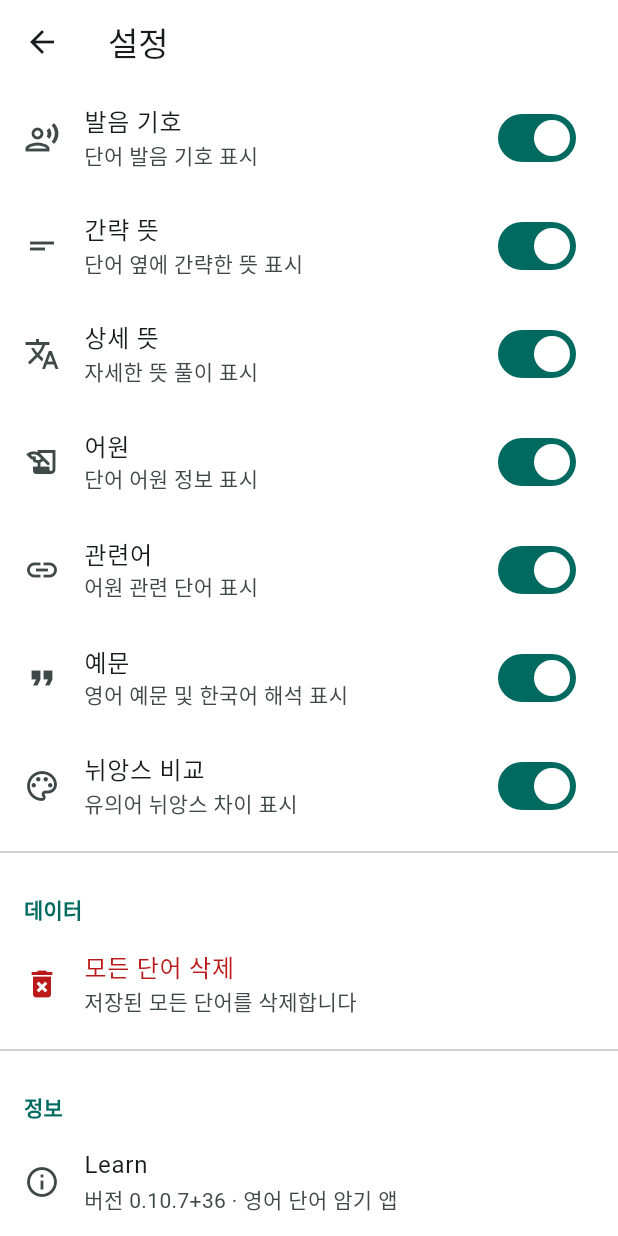
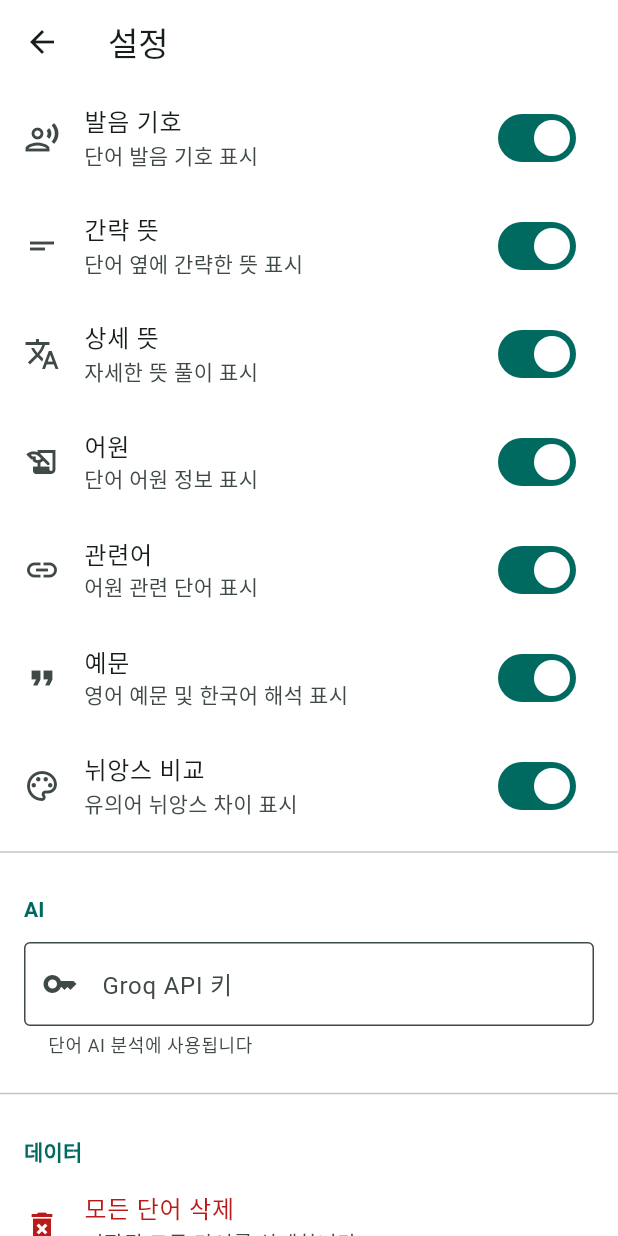
Before and after one commit to chanho7813/Learn, a Flutter app: the SettingsScreen screen opened directly with empty values, scrolled down 249 dp, on a phone screen of 412 x 824 dp. Run offline on Flutter 3.47's test engine with Material 3 defaults, Android fonts, the phone set to English and light mode, and no system bars; our stand-ins replace package_info_plus, shared_preferences; missing offline and left inert: flutter_math_fork; accounts and stored records are empty.

Commit message:
Add Groq API key setting

```diff
--- a/lib/screens/settings_screen.dart
+++ b/lib/screens/settings_screen.dart
@@ -17,6 +17,7 @@ class SettingsScreen extends StatefulWidget {
 }
 
 class _SettingsScreenState extends State<SettingsScreen> {
+  final TextEditingController _groqApiKeyController = TextEditingController();
   bool _darkMode = false;
   double _fontSize = 16.0;
   bool _showPronunciation = true;
@@ -44,12 +45,19 @@ class _SettingsScreenState extends State<SettingsScreen> {
     _showRelatedWords = await SettingsService.getShowRelatedWords();
     _showExample = await SettingsService.getShowExample();
     _showNuance = await SettingsService.getShowNuance();
+    _groqApiKeyController.text = await SettingsService.getGroqApiKey();
     setState(() => _loading = false);
   }
 
   Future<String> _getVersion() async {
     final info = await PackageInfo.fromPlatform();
     return '${info.version}+${info.buildNumber}';
+  }
+
+  @override
+  void dispose() {
+    _groqApiKeyController.dispose();
+    super.dispose();
   }
 
   @override
@@ -171,6 +179,25 @@ class _SettingsScreenState extends State<SettingsScreen> {
             },
           ),
           const Divider(),
+          _SectionHeader(title: 'AI'),
+          Padding(
+            padding: const EdgeInsets.fromLTRB(16, 8, 16, 16),
+            child: TextField(
+              controller: _groqApiKeyController,
+              obscureText: true,
+              autocorrect: false,
+              enableSuggestions: false,
+              textInputAction: TextInputAction.done,
+              decoration: const InputDecoration(
+                border: OutlineInputBorder(),
+                prefixIcon: Icon(Icons.key_outlined),
+                labelText: 'Groq API 키',
+                helperText: '단어 AI 분석에 사용됩니다',
+              ),
+              onChanged: SettingsService.setGroqApiKey,
+            ),
+          ),
+          const Divider(),
           _SectionHeader(title: '데이터'),
           ListTile(
             leading: Icon(Icons.delete_forever, color: theme.colorScheme.error),
--- a/pubspec.yaml
+++ b/pubspec.yaml
@@ -1,7 +1,7 @@
 name: learn
 description: "Learn app."
 publish_to: 'none'
-version: 0.10.7+36
+version: 0.10.8+37
 
 environment:
   sdk: ^3.10.1
```
Also changed, not shown: lib/services/ai_service.dart (+7 -3 lines).
